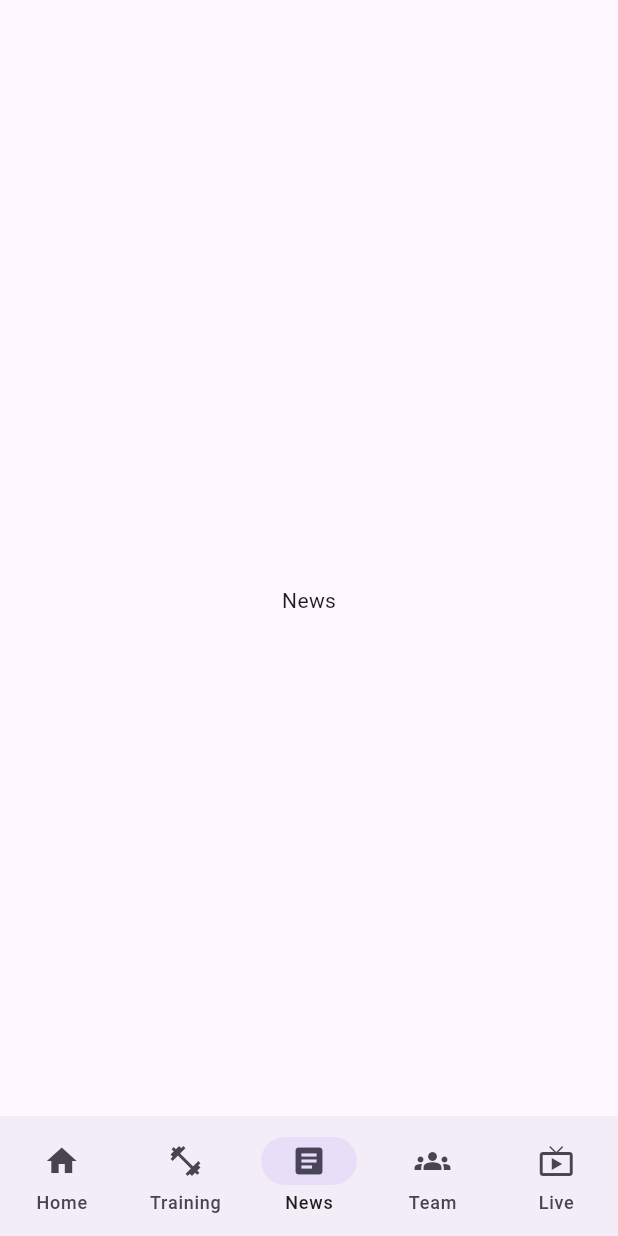
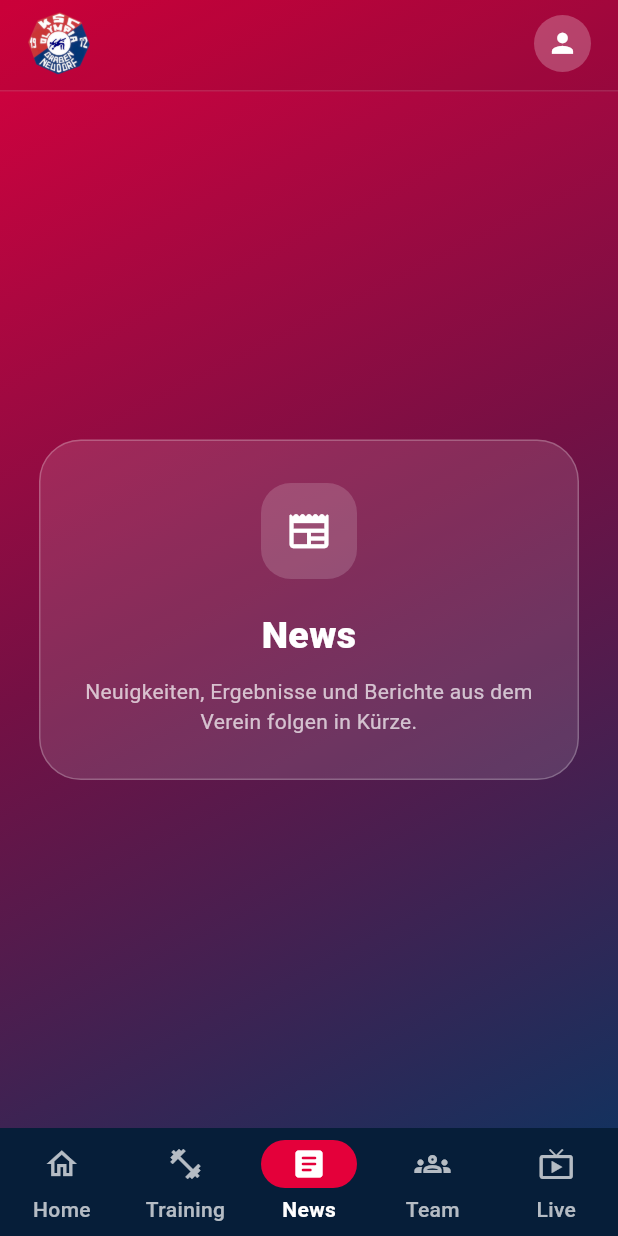
Before and after one commit to Johnny150899/ringer-app, a Flutter app: the screen it shows after launch, item 3 of the bottom bar chosen, on a phone screen of 412 x 824 dp. Run offline on Flutter 3.47's test engine with Material 3 defaults, Android fonts, the phone set to English and light mode, and no system bars; network calls fail.

Commit message:
Modernize app design and navigation

```diff
--- /dev/null
+++ b/lib/constants/club_logos.dart
@@ -0,0 +1,15 @@
+class ClubLogos {
+  ClubLogos._();
+
+  static const String defaultLogo = 'assets/logos/default.png';
+  static const String kscOlympiaGrabenNeudorf = 'assets/logos/165.png';
+
+  static const Map<String, String> _byClubName = {
+    'ksc olympia': kscOlympiaGrabenNeudorf,
+    'ksc olympia graben-neudorf': kscOlympiaGrabenNeudorf,
+  };
+
+  static String forClub(String clubName) {
+    return _byClubName[clubName.trim().toLowerCase()] ?? defaultLogo;
+  }
+}
--- a/lib/main.dart
+++ b/lib/main.dart
@@ -1,4 +1,6 @@
 import 'package:flutter/material.dart';
+import 'package:flutter/services.dart';
+import 'constants/club_logos.dart';
 import 'screens/home_screen.dart';
 import 'screens/training_screen.dart';
 import 'screens/news_screen.dart';
@@ -6,6 +8,16 @@ import 'screens/team_screen.dart';
 import 'screens/livestream_screen.dart';
 
 void main() {
+  WidgetsFlutterBinding.ensureInitialized();
+  SystemChrome.setEnabledSystemUIMode(SystemUiMode.edgeToEdge);
+  SystemChrome.setSystemUIOverlayStyle(
+    const SystemUiOverlayStyle(
+      statusBarColor: Colors.transparent,
+      statusBarIconBrightness: Brightness.light,
+      systemNavigationBarColor: Color(0xFF002A52),
+      systemNavigationBarIconBrightness: Brightness.light,
+    ),
+  );
   runApp(const RingerApp());
 }
 
@@ -19,6 +31,28 @@ class RingerApp extends StatelessWidget {
       title: 'Ringer App',
       theme: ThemeData(
         useMaterial3: true,
+        navigationBarTheme: NavigationBarThemeData(
+          backgroundColor: const Color(0xFF061E39),
+          surfaceTintColor: Colors.transparent,
+          indicatorColor: const Color(0xFFE4003A),
+          iconTheme: WidgetStateProperty.resolveWith((states) {
+            return IconThemeData(
+              color: states.contains(WidgetState.selected)
+                  ? Colors.white
+                  : Colors.white70,
+            );
+          }),
+          labelTextStyle: WidgetStateProperty.resolveWith((states) {
+            return TextStyle(
+              color: states.contains(WidgetState.selected)
+                  ? Colors.white
+                  : Colors.white70,
+              fontWeight: states.contains(WidgetState.selected)
+                  ? FontWeight.w700
+                  : FontWeight.w500,
+            );
+          }),
+        ),
       ),
       home: const MainNavigation(),
     );
@@ -46,11 +80,31 @@ class _MainNavigationState extends State<MainNavigation> {
   @override
   Widget build(BuildContext context) {
     return Scaffold(
-      appBar: AppBar(
-        //title: const Text('Ringer App'),
+      backgroundColor: Colors.transparent,
+      extendBody: true,
+      body: SizedBox.expand(
+        child: Container(
+          decoration: const BoxDecoration(
+            gradient: LinearGradient(
+              colors: [Color(0xFFD9003D), Color(0xFF741044), Color(0xFF063662)],
+              stops: [0, 0.46, 1],
+              begin: Alignment.topLeft,
+              end: Alignment.bottomRight,
+            ),
+          ),
+          child: SafeArea(
+            bottom: false,
+            child: Column(
+              children: [
+                const _AppHeader(),
+                Expanded(child: _screens[_selectedIndex]),
+              ],
+            ),
+          ),
+        ),
       ),
-      body: _screens[_selectedIndex],
       bottomNavigationBar: NavigationBar(
+        height: 72,
         selectedIndex: _selectedIndex,
         onDestinationSelected: (index) {
           setState(() {
@@ -59,23 +113,28 @@ class _MainNavigationState extends State<MainNavigation> {
         },
         destinations: const [
           NavigationDestination(
-            icon: Icon(Icons.home),
+            icon: Icon(Icons.home_outlined),
+            selectedIcon: Icon(Icons.home_rounded),
             label: 'Home',
           ),
           NavigationDestination(
             icon: Icon(Icons.fitness_center),
+            selectedIcon: Icon(Icons.fitness_center),
             label: 'Training',
           ),
           NavigationDestination(
-            icon: Icon(Icons.article),
+            icon: Icon(Icons.article_outlined),
+            selectedIcon: Icon(Icons.article_rounded),
             label: 'News',
           ),
           NavigationDestination(
-            icon: Icon(Icons.groups),
+            icon: Icon(Icons.groups_outlined),
+            selectedIcon: Icon(Icons.groups_rounded),
             label: 'Team',
           ),
           NavigationDestination(
-            icon: Icon(Icons.live_tv),
+            icon: Icon(Icons.live_tv_outlined),
+            selectedIcon: Icon(Icons.live_tv_rounded),
             label: 'Live',
           ),
         ],
@@ -83,3 +142,35 @@ class _MainNavigationState extends State<MainNavigation> {
     );
   }
 }
+
+class _AppHeader extends StatelessWidget {
+  const _AppHeader();
+
+  @override
+  Widget build(BuildContext context) {
+    return Container(
+      padding: const EdgeInsets.fromLTRB(18, 8, 18, 10),
+      decoration: const BoxDecoration(
+        color: Color(0x10000000),
+        border: Border(bottom: BorderSide(color: Colors.white12)),
+      ),
+      child: Row(
+        mainAxisAlignment: MainAxisAlignment.spaceBetween,
+        children: [
+          Image.asset(
+            ClubLogos.forClub('KSC Olympia Graben-Neudorf'),
+            width: 42,
+            height: 42,
+            fit: BoxFit.contain,
+            semanticLabel: 'Logo KSC Olympia Graben-Neudorf',
+          ),
+          const CircleAvatar(
+            radius: 19,
+            backgroundColor: Colors.white24,
+            child: Icon(Icons.person, size: 21, color: Colors.white),
+          ),
+        ],
+      ),
+    );
+  }
+}
--- a/lib/screens/news_screen.dart
+++ b/lib/screens/news_screen.dart
@@ -1,12 +1,16 @@
 import 'package:flutter/material.dart';
+import '../widgets/feature_placeholder.dart';
 
 class NewsScreen extends StatelessWidget {
   const NewsScreen({super.key});
 
   @override
   Widget build(BuildContext context) {
-    return const Center(
-      child: Text('News'),
+    return const FeaturePlaceholder(
+      icon: Icons.newspaper_rounded,
+      title: 'News',
+      description:
+          'Neuigkeiten, Ergebnisse und Berichte aus dem Verein folgen in Kürze.',
     );
   }
 }
--- /dev/null
+++ b/lib/widgets/feature_placeholder.dart
@@ -0,0 +1,66 @@
+import 'package:flutter/material.dart';
+
+class FeaturePlaceholder extends StatelessWidget {
+  const FeaturePlaceholder({
+    super.key,
+    required this.icon,
+    required this.title,
+    required this.description,
+  });
+
+  final IconData icon;
+  final String title;
+  final String description;
+
+  @override
+  Widget build(BuildContext context) {
+    return Center(
+      child: SingleChildScrollView(
+        padding: const EdgeInsets.fromLTRB(24, 24, 24, 96),
+        child: Container(
+          constraints: const BoxConstraints(maxWidth: 360),
+          padding: const EdgeInsets.all(28),
+          decoration: BoxDecoration(
+            color: Colors.white.withValues(alpha: .12),
+            borderRadius: BorderRadius.circular(28),
+            border: Border.all(color: Colors.white24),
+          ),
+          child: Column(
+            mainAxisSize: MainAxisSize.min,
+            children: [
+              Container(
+                width: 64,
+                height: 64,
+                decoration: BoxDecoration(
+                  color: Colors.white.withValues(alpha: .16),
+                  borderRadius: BorderRadius.circular(20),
+                ),
+                child: Icon(icon, color: Colors.white, size: 31),
+              ),
+              const SizedBox(height: 20),
+              Text(
+                title,
+                textAlign: TextAlign.center,
+                style: const TextStyle(
+                  color: Colors.white,
+                  fontSize: 25,
+                  fontWeight: FontWeight.w800,
+                ),
+              ),
+              const SizedBox(height: 9),
+              Text(
+                description,
+                textAlign: TextAlign.center,
+                style: const TextStyle(
+                  color: Colors.white70,
+                  fontSize: 14,
+                  height: 1.45,
+                ),
+              ),
+            ],
+          ),
+        ),
+      ),
+    );
+  }
+}
--- a/pubspec.yaml
+++ b/pubspec.yaml
@@ -58,6 +58,9 @@ flutter:
   # the material Icons class.
   uses-material-design: true
 
+  assets:
+    - assets/logos/
+
   # To add assets to your application, add an assets section, like this:
   # assets:
   #   - images/a_dot_burr.jpeg
```
Also changed, not shown: lib/screens/home_screen.dart (+213 -116 lines), lib/screens/livestream_screen.dart (+6 -2 lines), lib/screens/team_screen.dart (+5 -2 lines), lib/screens/training_screen.dart (+6 -2 lines), 1 other file.
